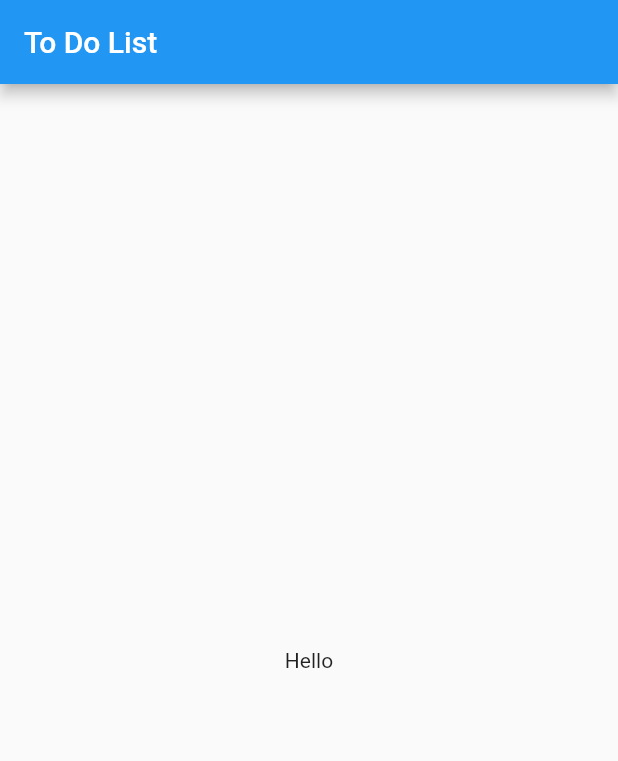
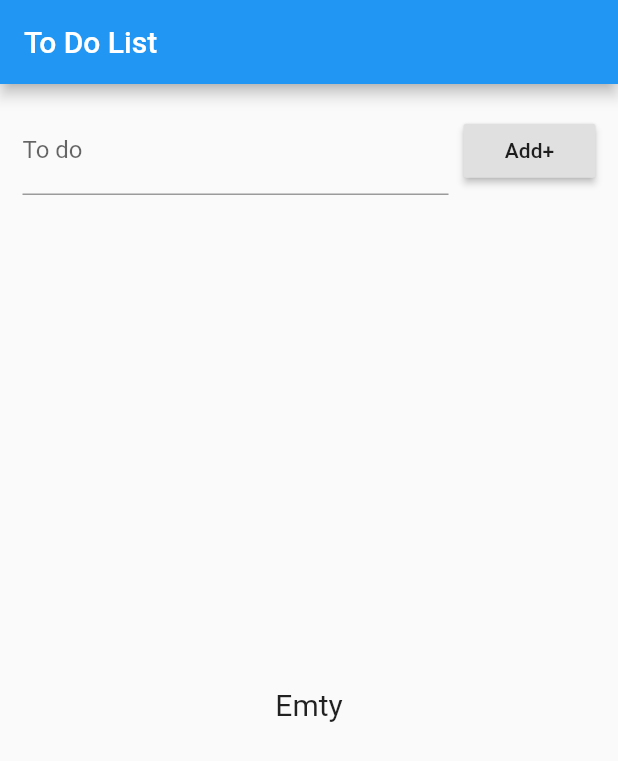
Before and after one commit to wtrungvu/Flutter_ToDoList_App, a Flutter app: the screen it shows after launch, on a phone screen of 412 x 824 dp. Shown: the top 761 px of the screen. Run offline on Flutter 3.47's test engine with Material 2 defaults, Android fonts, the phone set to English and light mode, and no system bars.

```diff
--- /dev/null
+++ b/flutter_todolist_app/lib/bases/base_bloc.dart
@@ -0,0 +1,26 @@
+import 'dart:async';
+import 'package:flutter/widgets.dart';
+import 'package:flutter_todolist_app/bases/base_event.dart';
+
+abstract class BaseBloc {
+  StreamController<BaseEvent> _eventStreamController =
+      StreamController<BaseEvent>();
+
+  Sink<BaseEvent> get event => _eventStreamController.sink; // Getter
+
+  BaseBloc() {
+    _eventStreamController.stream.listen((event) {
+      if (event is! BaseEvent) {
+        throw Exception("Exception khong hop le");
+      }
+      dispatchEvent(event);
+    });
+  }
+
+  dispatchEvent(BaseEvent event);
+
+  @mustCallSuper
+  void dispose() {
+    _eventStreamController.close();
+  }
+}
--- /dev/null
+++ b/flutter_todolist_app/lib/bases/base_event.dart
@@ -0,0 +1,3 @@
+class BaseEvent {
+  // Do something...
+}
--- /dev/null
+++ b/flutter_todolist_app/lib/blocs/todo_bloc.dart
@@ -0,0 +1,50 @@
+import 'dart:async';
+import 'dart:math';
+import 'package:flutter_todolist_app/bases/base_bloc.dart';
+import 'package:flutter_todolist_app/bases/base_event.dart';
+import 'package:flutter_todolist_app/events/add.dart';
+import 'package:flutter_todolist_app/events/delete.dart';
+import 'package:flutter_todolist_app/models/todo.dart';
+
+class ToDoBloc extends BaseBloc {
+  StreamController<List<Todo>> _todoListStreamController =
+      StreamController<List<Todo>>();
+
+  Stream<List<Todo>> get todoListStream =>
+      _todoListStreamController.stream; // Getter
+
+  var _randomInt = Random();
+  List<Todo> _todoListData = List<Todo>();
+
+  _addToDo(Todo todo) {
+    _todoListData.add(todo);
+    _todoListStreamController.sink.add(_todoListData);
+  }
+
+  _deleteToDo(Todo todo) {
+    _todoListData.remove(todo);
+    _todoListStreamController.sink.add(_todoListData);
+  }
+
+  @override
+  dispatchEvent(BaseEvent event) {
+    if (event is AddToDoEvent) {
+      // print(event.content);
+
+      var random = _randomInt.nextInt(100000);
+      Todo todo = Todo.fromData(
+        random,
+        event.content,
+      );
+      _addToDo(todo);
+    } else if (event is DeleteToDoEvent) {
+      _deleteToDo(event.todo);
+    }
+  }
+
+  @override
+  void dispose() {
+    super.dispose();
+    _todoListStreamController.close();
+  }
+}
--- /dev/null
+++ b/flutter_todolist_app/lib/events/add.dart
@@ -0,0 +1,7 @@
+import 'package:flutter_todolist_app/bases/base_event.dart';
+
+class AddToDoEvent extends BaseEvent {
+  String content;
+
+  AddToDoEvent(this.content);
+}
--- /dev/null
+++ b/flutter_todolist_app/lib/events/delete.dart
@@ -0,0 +1,8 @@
+import 'package:flutter_todolist_app/bases/base_event.dart';
+import 'package:flutter_todolist_app/models/todo.dart';
+
+class DeleteToDoEvent extends BaseEvent {
+  Todo todo;
+
+  DeleteToDoEvent(this.todo);
+}
--- /dev/null
+++ b/flutter_todolist_app/lib/events/update.dart
@@ -0,0 +1,3 @@
+import 'package:flutter_todolist_app/bases/base_event.dart';
+
+class UpdateToDoEvent extends BaseEvent {}
--- a/flutter_todolist_app/lib/main.dart
+++ b/flutter_todolist_app/lib/main.dart
@@ -1,4 +1,8 @@
 import 'package:flutter/material.dart';
+import 'package:provider/provider.dart';
+
+import 'blocs/todo_bloc.dart';
+import 'views/home.dart';
 
 void main() => runApp(MyApp());
 
@@ -14,15 +18,9 @@ class MyApp extends StatelessWidget {
         appBar: AppBar(
           title: Text("To Do List"),
         ),
-        body: Center(
-          child: Container(
-            child: Column(
-              mainAxisAlignment: MainAxisAlignment.center,
-              children: <Widget>[
-                Text("Hello"),
-              ],
-            ),
-          ),
+        body: Provider<ToDoBloc>.value(
+          value: ToDoBloc(),
+          child: Home(),
         ),
       ),
     );
--- /dev/null
+++ b/flutter_todolist_app/lib/models/todo.dart
@@ -0,0 +1,21 @@
+class Todo {
+  int _id;
+  String _content;
+
+  Todo.fromData(id, content) {
+    _id = id;
+    _content = content;
+  }
+
+  String get content => _content;
+
+  set content(String value) {
+    _content = value;
+  }
+
+  int get id => _id;
+
+  set id(int value) {
+    _id = value;
+  }
+}
--- /dev/null
+++ b/flutter_todolist_app/lib/views/body.dart
@@ -0,0 +1,78 @@
+import 'package:flutter/material.dart';
+import 'package:flutter_todolist_app/blocs/todo_bloc.dart';
+import 'package:flutter_todolist_app/events/delete.dart';
+import 'package:flutter_todolist_app/models/todo.dart';
+import 'package:provider/provider.dart';
+
+class Body extends StatefulWidget {
+  @override
+  _BodyState createState() => _BodyState();
+}
+
+class _BodyState extends State<Body> {
+  @override
+  Widget build(BuildContext context) {
+    return Consumer<ToDoBloc>(
+      builder: (context, bloc, child) => StreamBuilder<List<Todo>>(
+        stream: bloc.todoListStream,
+        builder: (context, snapshot) {
+          switch (snapshot.connectionState) {
+            case ConnectionState.active:
+              return ListView.builder(
+                itemCount: snapshot.data.length,
+                itemBuilder: (context, index) {
+                  return ListTile(
+                    title: Text(
+                      snapshot.data[index].content,
+                      style: TextStyle(
+                        fontSize: 20.0,
+                      ),
+                    ),
+                    trailing: GestureDetector(
+                      child: Icon(
+                        Icons.delete,
+                        color: Colors.red,
+                      ),
+                      onTap: () {
+                        bloc.event.add(
+                          DeleteToDoEvent(snapshot.data[index]),
+                        );
+                      },
+                    ),
+                  );
+                },
+              );
+            case ConnectionState.none:
+              return Center(
+                child: Text(
+                  "Not connected to the Stream or null",
+                  style: TextStyle(
+                    fontSize: 20.0,
+                  ),
+                ),
+              );
+            case ConnectionState.waiting:
+              return Center(
+                child: Text(
+                  "Emty",
+                  style: TextStyle(
+                    fontSize: 20.0,
+                  ),
+                ),
+              );
+            default:
+              return Center(
+                child: Container(
+                  width: 100.0,
+                  height: 100.0,
+                  child: CircularProgressIndicator(
+                    strokeWidth: 7.0,
+                  ),
+                ),
+              );
+          }
+        },
+      ),
+    );
+  }
+}
--- /dev/null
+++ b/flutter_todolist_app/lib/views/header.dart
@@ -0,0 +1,38 @@
+import 'package:flutter/material.dart';
+import 'package:flutter_todolist_app/blocs/todo_bloc.dart';
+import 'package:flutter_todolist_app/events/add.dart';
+import 'package:flutter_todolist_app/events/delete.dart';
+import 'package:provider/provider.dart';
+
+class Header extends StatelessWidget {
+  @override
+  Widget build(BuildContext context) {
+    var txtToDoSomething = TextEditingController();
+    var bloc = Provider.of<ToDoBloc>(context);
+
+    return Row(
+      children: <Widget>[
+        Expanded(
+          child: TextFormField(
+            controller: txtToDoSomething,
+            decoration: InputDecoration(
+              labelText: "To do",
+              hintText: "Something...",
+            ),
+          ),
+        ),
+        SizedBox(
+          width: 10.0,
+        ),
+        RaisedButton(
+          child: Text("Add+"),
+          onPressed: () {
+            bloc.event.add(
+              AddToDoEvent(txtToDoSomething.text),
+            );
+          },
+        ),
+      ],
+    );
+  }
+}
--- /dev/null
+++ b/flutter_todolist_app/lib/views/home.dart
@@ -0,0 +1,22 @@
+import 'package:flutter/material.dart';
+
+import 'body.dart';
+import 'header.dart';
+
+class Home extends StatelessWidget {
+  @override
+  Widget build(BuildContext context) {
+    return SafeArea(
+      top: true,
+      bottom: true,
+      child: Container(
+          margin: const EdgeInsets.all(15.0),
+          child: Column(
+            children: <Widget>[
+              Header(),
+              Expanded(child: Body()),
+            ],
+          )),
+    );
+  }
+}
```
Also changed, not shown: flutter_todolist_app/pubspec.yaml (+1 -6 lines), flutter_todolist_app/pubspec.lock.
